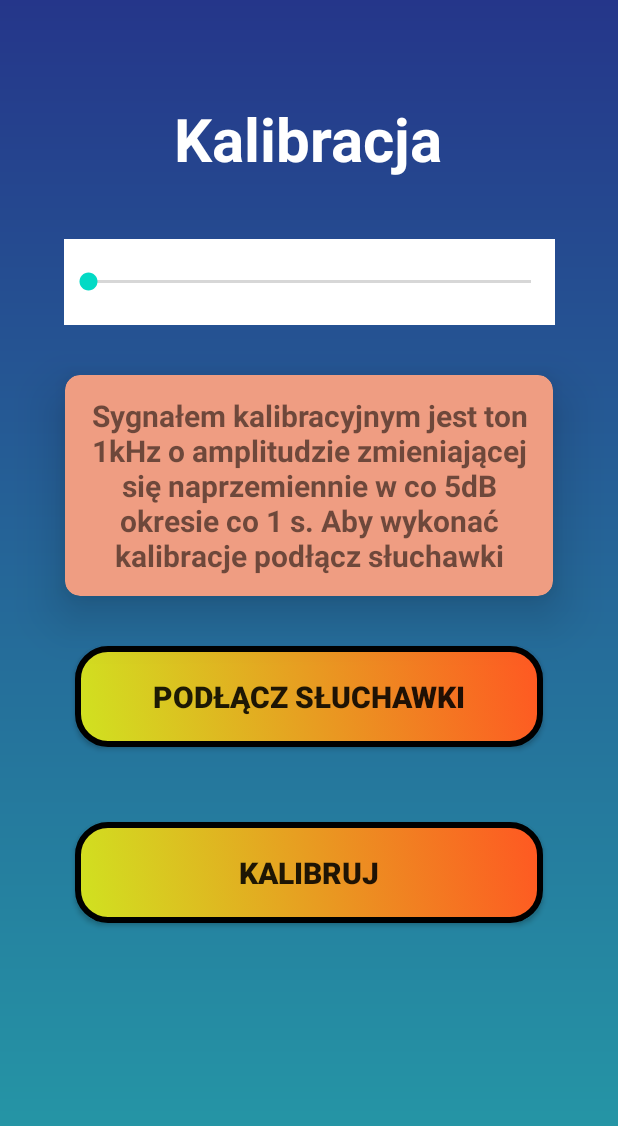
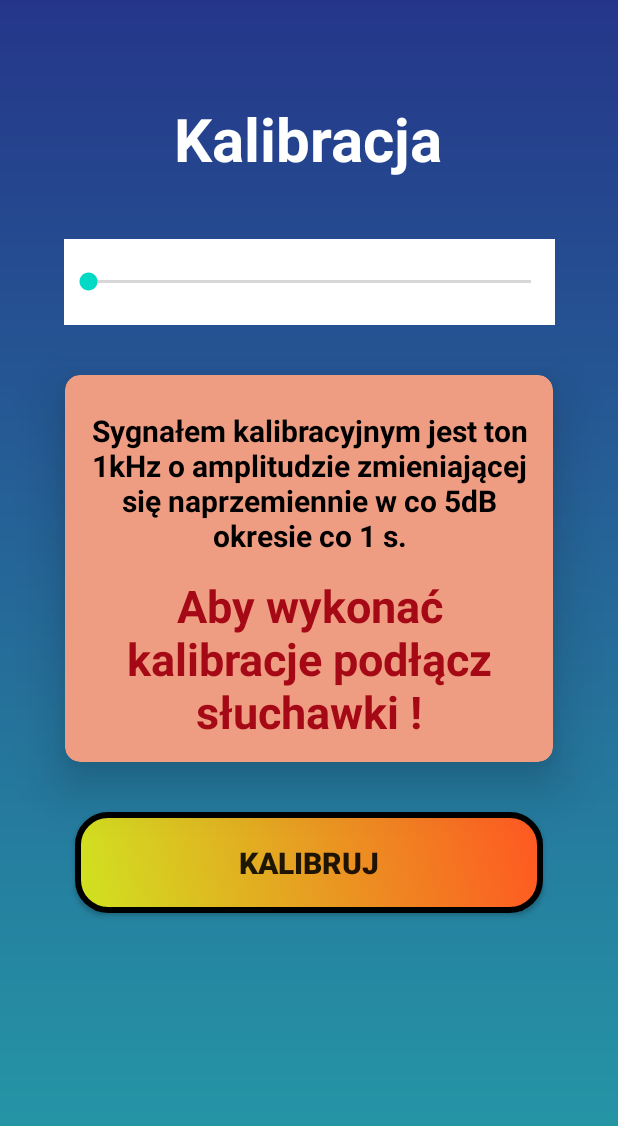
Before and after one commit to Mateusz-Gorniak/AudiogramApp, an Android app: the CalibrationActivity screen opened directly, with no data from a screen before it, on a phone screen of 412 x 824 dp. Shown: the top 1126 px of the screen. Run offline under Robolectric (Android 15) with nearby library versions, the phone set to English and light mode, and no system bars; libraries missing offline, so code that uses them is left out: github.nisrulz.zentone.

Commit message:
seekbar calibration update

```diff
--- a/app/build.gradle
+++ b/app/build.gradle
@@ -34,6 +34,7 @@ dependencies {
     implementation 'androidx.cardview:cardview:1.0.0'
     implementation 'androidx.appcompat:appcompat:1.2.0'
     implementation 'com.google.android.material:material:1.3.0'
+    compile 'com.github.nisrulz:zentone:1.0.3'
     implementation 'androidx.constraintlayout:constraintlayout:2.0.4'
     implementation 'org.jetbrains:annotations:15.0'
     testImplementation 'junit:junit:4.+'
--- a/app/src/main/java/pl/gorniak/audiogramapp/CalibrationActivity.java
+++ b/app/src/main/java/pl/gorniak/audiogramapp/CalibrationActivity.java
@@ -9,15 +9,26 @@ import android.content.Context;
 import android.content.Intent;
 import android.content.IntentFilter;
 import android.media.AudioDeviceInfo;
+import android.media.AudioFormat;
 import android.media.AudioManager;
+import android.media.AudioTrack;
+import android.media.MediaPlayer;
 import android.os.Bundle;
 import android.util.Log;
 import android.view.View;
 import android.widget.Button;
+import android.widget.SeekBar;
+import android.widget.Toast;
+
+import github.nisrulz.zentone.ToneStoppedListener;
+import github.nisrulz.zentone.ZenTone;
 
 
 public class CalibrationActivity extends AppCompatActivity {
 
+    private static final int SAMPLE_RATE = 48000;
+    AudioManager audioManager;
+    Button buttonCalibration;
     private static final String TAG = "CalibrationActivity";
     private MusicIntentReceiver myReceiver;
 
@@ -26,6 +37,33 @@ public class CalibrationActivity extends AppCompatActivity {
         super.onCreate(savedInstanceState);
         setContentView(R.layout.activity_calibration);
         myReceiver = new MusicIntentReceiver();
+        buttonCalibration = (Button) findViewById(R.id.startButton);
+
+        audioManager = (AudioManager) getSystemService(AUDIO_SERVICE);
+
+        int maxVolume = audioManager.getStreamMaxVolume(AudioManager.STREAM_MUSIC);
+        int currentVolume = audioManager.getStreamVolume(AudioManager.STREAM_MUSIC);
+
+
+        SeekBar seekBar = (SeekBar) findViewById(R.id.seekBar);
+        seekBar.setMax(maxVolume);
+        seekBar.setProgress(currentVolume);
+        seekBar.setOnSeekBarChangeListener(new SeekBar.OnSeekBarChangeListener() {
+            @Override
+            public void onProgressChanged(SeekBar seekBar, int progress, boolean fromUser) {
+                audioManager.setStreamVolume(AudioManager.STREAM_MUSIC, progress, 0);
+            }
+
+            @Override
+            public void onStartTrackingTouch(SeekBar seekBar) {
+
+            }
+
+            @Override
+            public void onStopTrackingTouch(SeekBar seekBar) {
+
+            }
+        });
 
     }
     @Override public void onResume() {
@@ -33,6 +71,31 @@ public class CalibrationActivity extends AppCompatActivity {
         registerReceiver(myReceiver, filter);
         super.onResume();
     }
+
+    public void onCalibrationClick(View view) {
+
+                // liczba próbek
+        int  duration = 1;
+        double amplitude = 1;
+        int frequency = 1000;
+        int numSamples = duration * SAMPLE_RATE;
+        // tablica przechowująca próbki (short zajmuje 16 bitów)
+        short sample[] = new short[numSamples];
+        // tworzenie próbek
+
+        for (int i = 0; i < numSamples; ++i) {
+            sample[i] = (short) (amplitude * Math.sin(2 * Math.PI * i / (SAMPLE_RATE / frequency)) *
+                    Short.MAX_VALUE);
+        }
+        AudioTrack audioTrack = new AudioTrack(AudioManager.STREAM_MUSIC,
+                SAMPLE_RATE, AudioFormat.CHANNEL_OUT_MONO,
+                AudioFormat.ENCODING_PCM_16BIT, sample.length * 2,
+                AudioTrack.MODE_STATIC);
+        audioTrack.write(sample, 0, sample.length);
+        audioTrack.play();
+
+    }
+
     private class MusicIntentReceiver extends BroadcastReceiver {
         @Override public void onReceive(Context context, Intent intent) {
             if (intent.getAction().equals(Intent.ACTION_HEADSET_PLUG)) {
@@ -40,9 +103,13 @@ public class CalibrationActivity extends AppCompatActivity {
                 switch (state) {
                     case 0:
                         Log.d(TAG, "Headset is unplugged");
+                        Toast.makeText(CalibrationActivity.this, "Unplugged", Toast.LENGTH_SHORT).show();
+                        buttonCalibration.setEnabled(false);
                         break;
                     case 1:
                         Log.d(TAG, "Headset is plugged");
+                        Toast.makeText(CalibrationActivity.this, "Plugged", Toast.LENGTH_SHORT).show();
+                        buttonCalibration.setEnabled(true);
                         break;
                     default:
                         Log.d(TAG, "I have no idea what the headset state is");
@@ -55,19 +122,4 @@ public class CalibrationActivity extends AppCompatActivity {
         super.onPause();
     }
 
-//    private boolean isHeadphonesPlugged(){
-//        AudioManager audioManager = (AudioManager)getSystemService(Context.AUDIO_SERVICE);
-//        @SuppressLint("WrongConstant") AudioDeviceInfo[] audioDevices = audioManager.getDevices(AudioManager.GET_DEVICES_ALL);
-//        for(AudioDeviceInfo deviceInfo : audioDevices){
-//            if(deviceInfo.getType()==AudioDeviceInfo.TYPE_WIRED_HEADPHONES
-//                    || deviceInfo.getType()==AudioDeviceInfo.TYPE_WIRED_HEADSET){
-//                return true;
-//
-//            }
-//        }
-//
-//        return false;
-//    }
-
-
 }
--- a/app/src/main/java/pl/gorniak/audiogramapp/MainActivity.java
+++ b/app/src/main/java/pl/gorniak/audiogramapp/MainActivity.java
@@ -84,12 +84,6 @@ public class MainActivity extends AppCompatActivity {
     }
 
 
-    public void onStartClick(View view) {
-        Intent startPage = new Intent(MainActivity.this,ExaminationActivity.class);
-        startActivity(startPage);
-    }
-
-
     @Override
     protected void onPause() {
         super.onPause();
--- a/app/src/main/res/layout/activity_calibration.xml
+++ b/app/src/main/res/layout/activity_calibration.xml
@@ -51,14 +51,28 @@
             android:layout_height="wrap_content"
             android:text="@string/about_calibration"
             android:padding="5dp"
+            android:layout_marginTop="10dp"
             android:textStyle="bold"
             android:textSize="20sp"
+            android:textColor="@color/black"
+            android:textAlignment="center"
+            />
+
+        <TextView
+            android:layout_width="match_parent"
+            android:layout_height="wrap_content"
+            android:layout_marginTop="120dp"
+            android:text="Aby wykonać kalibracje podłącz słuchawki !"
+            android:padding="5dp"
+            android:textColor="@color/red"
+            android:textStyle="bold"
+            android:textSize="30sp"
             android:textAlignment="center"
             />
     </androidx.cardview.widget.CardView>
 
     <androidx.appcompat.widget.AppCompatButton
-        android:id="@+id/pluginButton"
+        android:id="@+id/startButton"
         android:layout_width="match_parent"
         android:layout_height="wrap_content"
         android:layout_marginHorizontal="50dp"
@@ -66,32 +80,14 @@
         android:background="@drawable/btn_shape2"
         android:foreground="?attr/selectableItemBackgroundBorderless"
         android:paddingVertical="20dp"
-        android:text="@string/headphones_in"
+        android:text="@string/start_calibration"
         android:textSize="20sp"
         android:textStyle="bold"
         app:layout_constraintTop_toBottomOf="@id/card1"
         app:layout_constraintEnd_toEndOf="parent"
         app:layout_constraintHorizontal_bias="0.494"
         app:layout_constraintStart_toStartOf="parent"
-
-        />
-    <androidx.appcompat.widget.AppCompatButton
-        android:id="@+id/startButton"
-        android:layout_width="match_parent"
-        android:layout_height="wrap_content"
-        android:layout_marginHorizontal="50dp"
-        android:layout_marginBottom="92dp"
-        android:layout_marginTop="50dp"
-        android:background="@drawable/btn_shape2"
-        android:foreground="?attr/selectableItemBackgroundBorderless"
-        android:paddingVertical="20dp"
-        android:text="@string/start_calibration"
-        android:textSize="20sp"
-        android:textStyle="bold"
-        app:layout_constraintTop_toBottomOf="@id/pluginButton"
-        app:layout_constraintEnd_toEndOf="parent"
-        app:layout_constraintHorizontal_bias="0.494"
-        app:layout_constraintStart_toStartOf="parent"
+        android:onClick="onCalibrationClick"
 
         />
 
--- a/app/src/main/res/values/strings.xml
+++ b/app/src/main/res/values/strings.xml
@@ -10,7 +10,7 @@
     <string name="start_calibration">Kalibruj</string>
     <string name="audiogramgraph">Wykres Audiogram</string>
     <string name="about_calibration">Sygnałem kalibracyjnym jest ton 1kHz o amplitudzie zmieniającej się naprzemiennie w co
-5dB okresie co 1 s. Aby wykonać kalibracje podłącz słuchawki </string>
+5dB okresie co 1 s. </string>
 
 
 
```
Also changed, not shown: app/src/main/java/pl/gorniak/audiogramapp/ExaminationActivity.java (+34 -18 lines).
